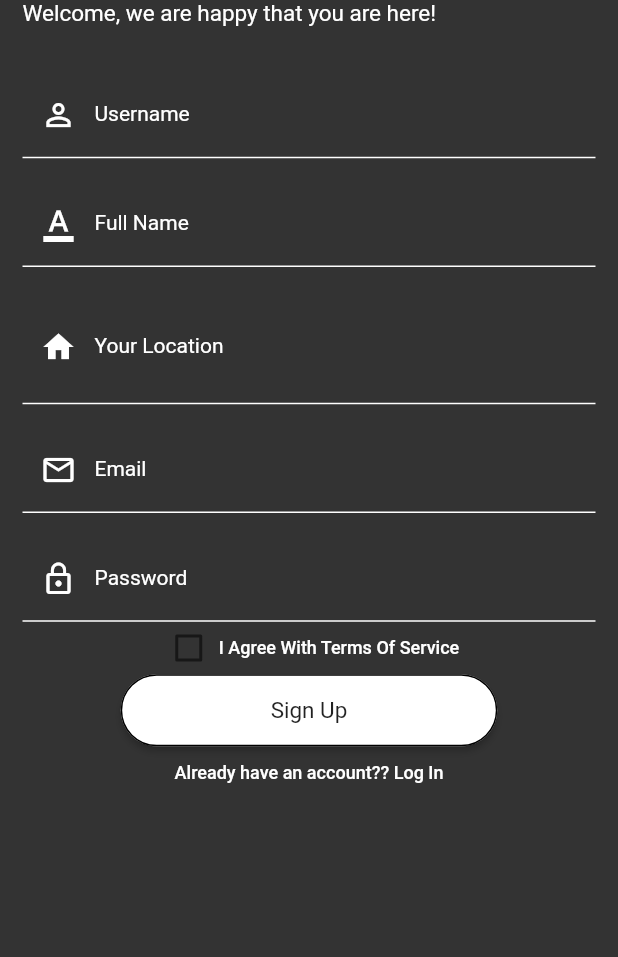
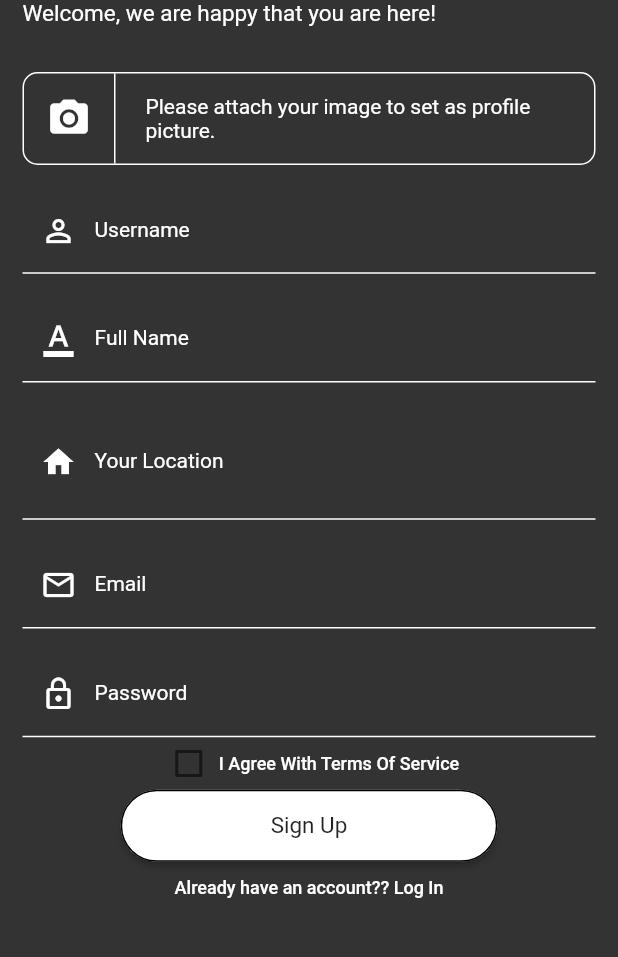
Before and after one commit to mahmoudalaa97/avid, a Flutter app: the SignUpScreen screen opened directly, on a phone screen of 412 x 824 dp, the part 159-1116 px from its top. Run offline on Flutter 3.47's test engine with Material 2 defaults, Android fonts, the phone set to English and light mode, and no system bars; our stand-ins replace firebase_auth, firebase_database, firebase_storage, image_picker; accounts and stored records are empty.

Commit message:
add profile picture

```diff
--- a/lib/screens/login_screen.dart
+++ b/lib/screens/login_screen.dart
@@ -105,7 +105,7 @@ class _LoginScreenState extends State<LoginScreen> {
                   labelText: 'Email',
                   labelStyle: _styleTextFormFiled,
                 ),
-                keyboardType: TextInputType.text,
+                keyboardType: TextInputType.emailAddress,
                 textInputAction: TextInputAction.next,
                 onFieldSubmitted: (term) {
                   FocusScope.of(context).requestFocus(_passwordFocus);
--- a/lib/screens/signup_screen.dart
+++ b/lib/screens/signup_screen.dart
@@ -1,7 +1,9 @@
 import 'dart:async';
+import 'dart:io';
 
 import 'package:avid/services/auth.dart';
 import 'package:flutter/material.dart';
+import 'package:image_picker/image_picker.dart';
 
 class SignUpScreen extends StatefulWidget {
   SignUpScreen({this.auth, this.onSignedUp});
@@ -16,7 +18,10 @@ class SignUpScreen extends StatefulWidget {
 class _SignUpScreenState extends State<SignUpScreen> {
   ///------------------------------------------------  Parameters Section -------------------------------------///
   int colorBackground = 0xff333333;
-  TextStyle _styleTextFormFiled = TextStyle(color: Colors.white, fontSize: 14);
+  TextStyle _styleTextFormFiled = TextStyle(
+    color: Colors.white,
+    fontSize: 14,
+  );
   InputBorder _borderTextFormFiled =
       UnderlineInputBorder(borderSide: BorderSide(color: Colors.white));
 
@@ -59,6 +64,8 @@ class _SignUpScreenState extends State<SignUpScreen> {
   // To Save Your Password Here
   String _password;
 
+  File _imageProfile;
+
   ///------------------------------------------------  BuildWidget Section -------------------------------------///
   @override
   Widget build(BuildContext context) {
@@ -90,6 +97,53 @@ class _SignUpScreenState extends State<SignUpScreen> {
           autovalidate: _autoValidate,
           child: Column(
             children: <Widget>[
+              InkWell(
+                onTap: getImage,
+                child: Container(
+                    decoration: BoxDecoration(
+                        border: Border.all(
+                          color: Colors.white,
+                        ),
+                        borderRadius: BorderRadius.circular(10)),
+                    child: Row(
+                      children: <Widget>[
+                        Container(
+                          padding: _imageProfile == null
+                              ? EdgeInsets.all(15)
+                              : EdgeInsets.all(10),
+                          child: _imageProfile == null
+                              ? Icon(
+                                  Icons.photo_camera,
+                                  color: Colors.white,
+                                  size: 30,
+                                )
+                              : Image.file(_imageProfile,
+                                  height: 60, width: 60, fit: BoxFit.cover),
+                          decoration: BoxDecoration(
+                              border: Border(
+                                  right: BorderSide(color: Colors.white))),
+                        ),
+                        Expanded(
+                            child: Container(
+                          padding: EdgeInsets.only(left: 20, right: 20),
+                          child: _imageProfile == null
+                              ? Text(
+                                  "Please attach your image to set as profile picture.",
+                                  style: _styleTextFormFiled,
+                                )
+                              : Text(
+                                  "Profile Image Selected",
+                                  style: TextStyle(
+                                      color: Colors.green, fontSize: 22),
+                                  textAlign: TextAlign.center,
+                                ),
+                        )),
+                      ],
+                    )),
+              ),
+              SizedBox(
+                height: 15,
+              ),
               ///////////////////////////////
               ///   Username TextFiled   ///
               /////////////////////////////
@@ -224,7 +278,7 @@ class _SignUpScreenState extends State<SignUpScreen> {
                   labelText: 'Email',
                   labelStyle: _styleTextFormFiled,
                 ),
-                keyboardType: TextInputType.text,
+                keyboardType: TextInputType.emailAddress,
                 textInputAction: TextInputAction.next,
                 onFieldSubmitted: (term) {
                   FocusScope.of(context).requestFocus(_passwordFocus);
@@ -397,6 +451,7 @@ class _SignUpScreenState extends State<SignUpScreen> {
       if (user != null) {
         try {
           widget.auth.createUsers(
+            profilePicture: _imageProfile==null?null:_imageProfile,
               userUid: user,
               username: _username,
               fullName: _fullName,
@@ -458,4 +513,13 @@ class _SignUpScreenState extends State<SignUpScreen> {
   goToSignIn() {
     Navigator.of(context).pop();
   }
+
+  /// get Image from device
+  Future getImage() async {
+    var image = await ImagePicker.pickImage(
+        source: ImageSource.gallery, maxHeight: 500, maxWidth: 500);
+    setState(() {
+      _imageProfile = image;
+    });
+  }
 }
--- a/pubspec.yaml
+++ b/pubspec.yaml
@@ -25,6 +25,8 @@ dependencies:
   cupertino_icons: ^0.1.2
   firebase_database:
   firebase_auth:
+  firebase_storage:
+  image_picker:
 
 dev_dependencies:
   flutter_test:
```
Also changed, not shown: lib/services/auth.dart (+44 -13 lines), pubspec.lock, 2 other files.
